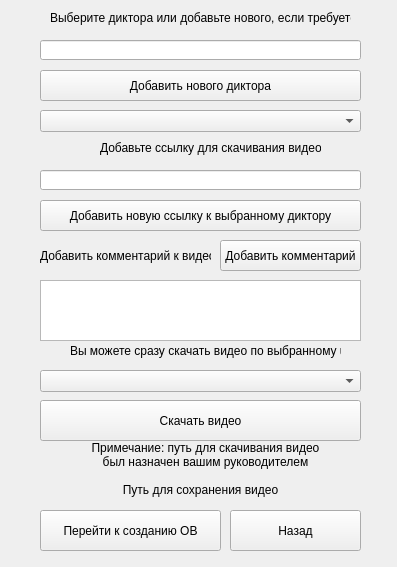
This is Menu_expert.ui in arbuzov751/Gui_for_diplom as Qt 5 draws it before an edit. The edited form follows.
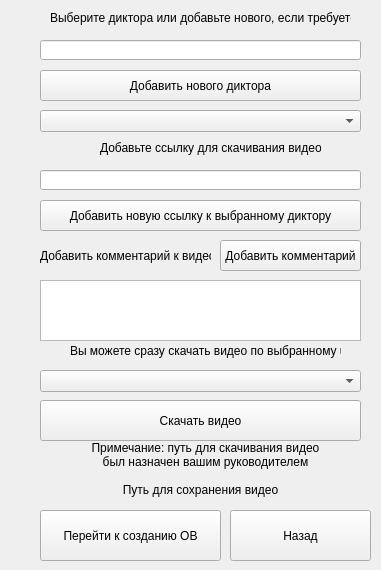
This is the edited form.

```diff
--- a/Menu_expert.ui
+++ b/Menu_expert.ui
@@ -6,22 +6,10 @@
    <rect>
     <x>0</x>
     <y>0</y>
-    <width>397</width>
-    <height>567</height>
+    <width>381</width>
+    <height>570</height>
    </rect>
   </property>
-  <property name="minimumSize">
-   <size>
-    <width>397</width>
-    <height>567</height>
-   </size>
-  </property>
-  <property name="maximumSize">
-   <size>
-    <width>397</width>
-    <height>567</height>
-   </size>
-  </property>
   <property name="windowTitle">
    <string>Меню эксперта</string>
   </property>
@@ -140,7 +128,7 @@
       <x>40</x>
       <y>510</y>
       <width>181</width>
-      <height>41</height>
+      <height>51</height>
      </rect>
     </property>
     <property name="text">
@@ -152,8 +140,8 @@
      <rect>
       <x>230</x>
       <y>510</y>
-      <width>131</width>
-      <height>41</height>
+      <width>141</width>
+      <height>51</height>
      </rect>
     </property>
     <property name="text">
```
